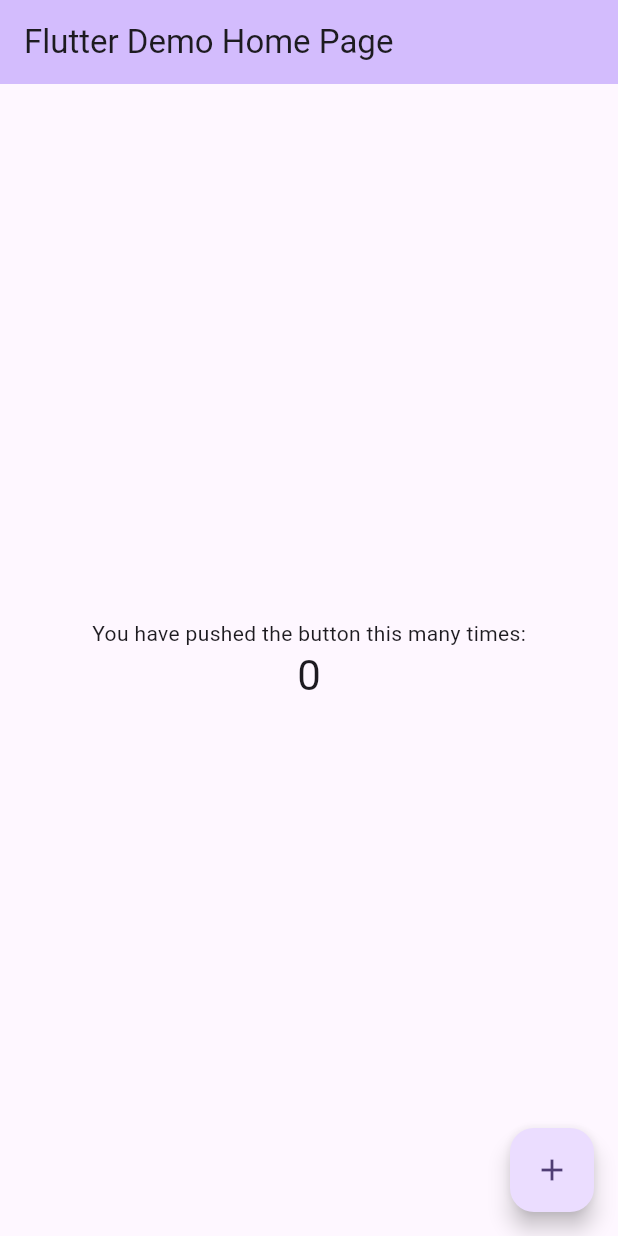
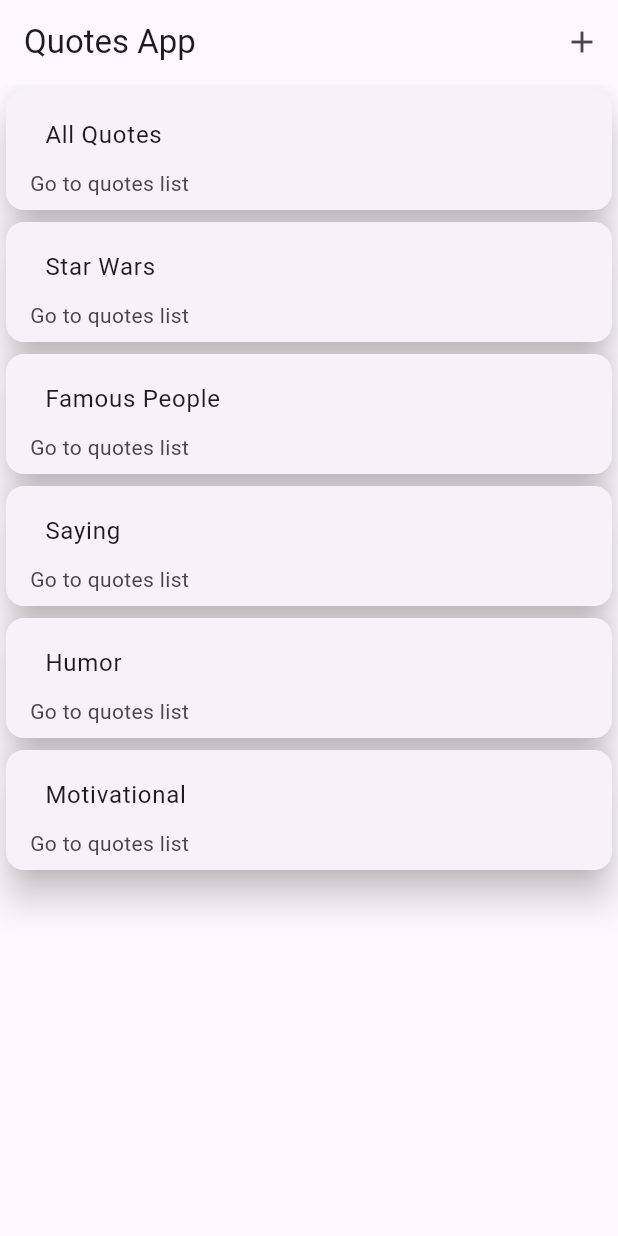
Before and after one commit to Flutter007/test7, a Flutter app: the screen it shows after launch, on a phone screen of 412 x 824 dp. Run offline on Flutter 3.47's test engine with Material 3 defaults, Android fonts, the phone set to English and light mode, and no system bars.

Commit message:
Added HTTP,INTL,Provider libraries,added screens for Category and Quotes,made Routes Navigation,added Form for adding quote with category,added necessary custom widgets.

```diff
--- /dev/null
+++ b/lib/app_routes.dart
@@ -0,0 +1,6 @@
+class AppRoutes {
+  static const home = '/';
+  static const quoteList = '/quoteList';
+  static const edit = '/edit';
+  static const create = '/create';
+}
--- a/lib/main.dart
+++ b/lib/main.dart
@@ -1,122 +1,6 @@
 import 'package:flutter/material.dart';
+import 'package:test7/test7.dart';
 
 void main() {
-  runApp(const MyApp());
+  runApp(Test7());
 }
-
-class MyApp extends StatelessWidget {
-  const MyApp({super.key});
-
-  // This widget is the root of your application.
-  @override
-  Widget build(BuildContext context) {
-    return MaterialApp(
-      title: 'Flutter Demo',
-      theme: ThemeData(
-        // This is the theme of your application.
-        //
-        // TRY THIS: Try running your application with "flutter run". You'll see
-        // the application has a purple toolbar. Then, without quitting the app,
-        // try changing the seedColor in the colorScheme below to Colors.green
-        // and then invoke "hot reload" (save your changes or press the "hot
-        // reload" button in a Flutter-supported IDE, or press "r" if you used
-        // the command line to start the app).
-        //
-        // Notice that the counter didn't reset back to zero; the application
-        // state is not lost during the reload. To reset the state, use hot
-        // restart instead.
-        //
-        // This works for code too, not just values: Most code changes can be
-        // tested with just a hot reload.
-        colorScheme: ColorScheme.fromSeed(seedColor: Colors.deepPurple),
-      ),
-      home: const MyHomePage(title: 'Flutter Demo Home Page'),
-    );
-  }
-}
-
-class MyHomePage extends StatefulWidget {
-  const MyHomePage({super.key, required this.title});
-
-  // This widget is the home page of your application. It is stateful, meaning
-  // that it has a State object (defined below) that contains fields that affect
-  // how it looks.
-
-  // This class is the configuration for the state. It holds the values (in this
-  // case the title) provided by the parent (in this case the App widget) and
-  // used by the build method of the State. Fields in a Widget subclass are
-  // always marked "final".
-
-  final String title;
-
-  @override
-  State<MyHomePage> createState() => _MyHomePageState();
-}
-
-class _MyHomePageState extends State<MyHomePage> {
-  int _counter = 0;
-
-  void _incrementCounter() {
-    setState(() {
-      // This call to setState tells the Flutter framework that something has
-      // changed in this State, which causes it to rerun the build method below
-      // so that the display can reflect the updated values. If we changed
-      // _counter without calling setState(), then the build method would not be
-      // called again, and so nothing would appear to happen.
-      _counter++;
-    });
-  }
-
-  @override
-  Widget build(BuildContext context) {
-    // This method is rerun every time setState is called, for instance as done
-    // by the _incrementCounter method above.
-    //
-    // The Flutter framework has been optimized to make rerunning build methods
-    // fast, so that you can just rebuild anything that needs updating rather
-    // than having to individually change instances of widgets.
-    return Scaffold(
-      appBar: AppBar(
-        // TRY THIS: Try changing the color here to a specific color (to
-        // Colors.amber, perhaps?) and trigger a hot reload to see the AppBar
-        // change color while the other colors stay the same.
-        backgroundColor: Theme.of(context).colorScheme.inversePrimary,
-        // Here we take the value from the MyHomePage object that was created by
-        // the App.build method, and use it to set our appbar title.
-        title: Text(widget.title),
-      ),
-      body: Center(
-        // Center is a layout widget. It takes a single child and positions it
-        // in the middle of the parent.
-        child: Column(
-          // Column is also a layout widget. It takes a list of children and
-          // arranges them vertically. By default, it sizes itself to fit its
-          // children horizontally, and tries to be as tall as its parent.
-          //
-          // Column has various properties to control how it sizes itself and
-          // how it positions its children. Here we use mainAxisAlignment to
-          // center the children vertically; the main axis here is the vertical
-          // axis because Columns are vertical (the cross axis would be
-          // horizontal).
-          //
-          // TRY THIS: Invoke "debug painting" (choose the "Toggle Debug Paint"
-          // action in the IDE, or press "p" in the console), to see the
-          // wireframe for each widget.
-          mainAxisAlignment: MainAxisAlignment.center,
-          children: <Widget>[
-            const Text('You have pushed the button this many times:'),
-            Text(
-              '$_counter',
-              style: Theme.of(context).textTheme.headlineMedium,
-            ),
-          ],
-        ),
-      ),
-      floatingActionButton: FloatingActionButton(
-        onPressed: _incrementCounter,
-        tooltip: 'Increment',
-        child: const Icon(Icons.add),
-      ), // This trailing comma makes auto-formatting nicer for build methods.
-    );
-  }
-}
--- /dev/null
+++ b/lib/models/category_of_quotes.dart
@@ -0,0 +1,15 @@
+class CategoryOfQuotes {
+  final String id;
+  final String meaning;
+
+  CategoryOfQuotes({required this.id, required this.meaning});
+}
+
+final List<CategoryOfQuotes> categories = [
+  CategoryOfQuotes(id: 'all-quotes', meaning: 'All Quotes'),
+  CategoryOfQuotes(id: 'star-wars', meaning: 'Star Wars'),
+  CategoryOfQuotes(id: 'famous-people', meaning: 'Famous People'),
+  CategoryOfQuotes(id: 'saying', meaning: 'Saying'),
+  CategoryOfQuotes(id: 'humor', meaning: 'Humor'),
+  CategoryOfQuotes(id: 'motivational', meaning: 'Motivational'),
+];
--- /dev/null
+++ b/lib/models/quote.dart
@@ -0,0 +1,33 @@
+class Quote {
+  final String? id;
+  final String categoryId;
+  final String author;
+  final String quote;
+  final DateTime createdAt;
+
+  Quote({
+    this.id,
+    required this.categoryId,
+    required this.author,
+    required this.quote,
+    required this.createdAt,
+  });
+
+  factory Quote.fromJsom(Map<String, dynamic> json) {
+    return Quote(
+      id: json['id'],
+      categoryId: json['createdAt'],
+      author: json['author'],
+      quote: json['quote'],
+      createdAt: DateTime.parse(json['createdAt']),
+    );
+  }
+  Map<String, dynamic> toJson() {
+    return {
+      'categoryId': categoryId,
+      'author': author,
+      'quote': quote,
+      'createdAt': createdAt.toUtc().toIso8601String(),
+    };
+  }
+}
--- /dev/null
+++ b/lib/provider/quotes_provider.dart
@@ -0,0 +1,51 @@
+import 'package:flutter/material.dart';
+import 'package:test7/models/quote.dart';
+import '../helpers/request.dart';
+
+class QuotesProvider extends ChangeNotifier {
+  List<Quote> _quotes = [];
+  bool _isFetching = false;
+  bool _isError = false;
+  bool _isCreating = false;
+  List<Quote> get quotes => _quotes;
+  bool get isFetching => _isFetching;
+  bool get isError => _isError;
+  bool get isCreating => _isCreating;
+
+  Future<void> fetchPosts(String url) async {
+    try {
+      _isFetching = true;
+      _isError = false;
+      notifyListeners();
+      final Map<String, dynamic>? response = await request(url, method: 'GET');
+      if (response == null) {
+        _quotes = [];
+        return;
+      }
+      final List<Quote> newQuotes = [];
+      for (final key in response.keys) {
+        final quote = Quote.fromJsom({...response[key], 'id': key});
+        newQuotes.add(quote);
+      }
+      _quotes = newQuotes;
+    } catch (e) {
+      _isError = true;
+    } finally {
+      _isFetching = false;
+      notifyListeners();
+    }
+  }
+
+  Future<void> createQuote(Quote quote) async {
+    try {
+      _isCreating = true;
+      notifyListeners();
+      final url =
+          'https://my-db-7777-default-rtdb.europe-west1.firebasedatabase.app/quotes.json';
+      await request(url, method: 'POST', body: quote.toJson());
+    } finally {
+      _isCreating = false;
+      notifyListeners();
+    }
+  }
+}
--- /dev/null
+++ b/lib/screens/category_list_screen.dart
@@ -0,0 +1,48 @@
+import 'package:flutter/material.dart';
+import 'package:test7/models/category_of_quotes.dart';
+import 'package:test7/widgets/category_card.dart';
+
+import '../app_routes.dart';
+
+class CategoryListScreen extends StatefulWidget {
+  const CategoryListScreen({super.key});
+
+  @override
+  State<CategoryListScreen> createState() => _CategoryListScreenState();
+}
+
+class _CategoryListScreenState extends State<CategoryListScreen> {
+  void goToQuotesList(String id) {
+    Navigator.of(context).pushNamed(AppRoutes.quoteList, arguments: id);
+  }
+
+  void goToQuoteForm() {
+    Navigator.of(context).pushNamed(AppRoutes.create);
+  }
+
+  @override
+  Widget build(BuildContext context) {
+    return Scaffold(
+      appBar: AppBar(
+        title: Text('Quotes App'),
+        actions: [IconButton(onPressed: goToQuoteForm, icon: Icon(Icons.add))],
+      ),
+      body: Center(
+        child: Column(
+          children: [
+            Expanded(
+              child: ListView.builder(
+                itemBuilder:
+                    (ctx, index) => CategoryCard(
+                      category: categories[index],
+                      onTap: () => goToQuotesList(categories[index].id),
+                    ),
+                itemCount: categories.length,
+              ),
+            ),
+          ],
+        ),
+      ),
+    );
+  }
+}
--- /dev/null
+++ b/lib/test7.dart
@@ -0,0 +1,26 @@
+import 'package:flutter/material.dart';
+import 'package:provider/provider.dart';
+import 'package:test7/app_routes.dart';
+import 'package:test7/provider/quotes_provider.dart';
+import 'package:test7/screens/category_list_screen.dart';
+import 'package:test7/screens/quote_form_screen.dart';
+import 'package:test7/screens/quotes_list_screen.dart';
+
+class Test7 extends StatelessWidget {
+  const Test7({super.key});
+
+  @override
+  Widget build(BuildContext context) {
+    return ChangeNotifierProvider(
+      create: (ctx) => QuotesProvider(),
+      child: MaterialApp(
+        initialRoute: AppRoutes.home,
+        routes: {
+          AppRoutes.home: (context) => CategoryListScreen(),
+          AppRoutes.quoteList: (context) => QuotesListScreen(),
+          AppRoutes.create: (context) => QuoteFormScreen(),
+        },
+      ),
+    );
+  }
+}
--- /dev/null
+++ b/lib/widgets/category_card.dart
@@ -0,0 +1,30 @@
+import 'package:flutter/material.dart';
+import '../models/category_of_quotes.dart';
+
+class CategoryCard extends StatelessWidget {
+  final CategoryOfQuotes category;
+  final void Function() onTap;
+
+  const CategoryCard({super.key, required this.category, required this.onTap});
+
+  @override
+  Widget build(BuildContext context) {
+    return Card(
+      elevation: 10,
+      child: Row(
+        children: [
+          Expanded(
+            child: ListTile(
+              title: Padding(
+                padding: EdgeInsets.all(10),
+                child: Text(textAlign: TextAlign.start, category.meaning),
+              ),
+              onTap: onTap,
+              subtitle: Text('Go to quotes list'),
+            ),
+          ),
+        ],
+      ),
+    );
+  }
+}
--- a/pubspec.yaml
+++ b/pubspec.yaml
@@ -34,6 +34,9 @@ dependencies:
   # The following adds the Cupertino Icons font to your application.
   # Use with the CupertinoIcons class for iOS style icons.
   cupertino_icons: ^1.0.8
+  http: ^1.4.0
+  intl: ^0.20.2
+  provider: ^6.1.5
 
 dev_dependencies:
   flutter_test:
```
Also changed, not shown: lib/helpers/request.dart (added, +26 -0 lines), lib/screens/quote_form_screen.dart (added, +95 -0 lines), lib/screens/quotes_list_screen.dart (added, +35 -0 lines), lib/widgets/custom_text_form_field.dart (added, +27 -0 lines), lib/widgets/quote_card.dart (added, +33 -0 lines), lib/widgets/quote_form/quote_form.dart (added, +49 -0 lines), lib/widgets/quote_form/quote_form_controllers.dart (added, +12 -0 lines), pubspec.lock.
